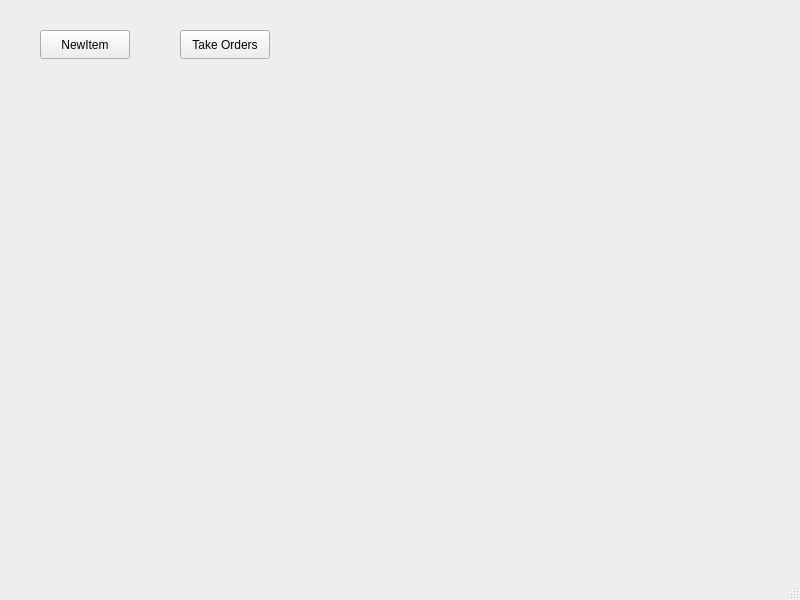
IndolikarQuantifier/Purchase, file MainWindow.ui: the form before one commit.
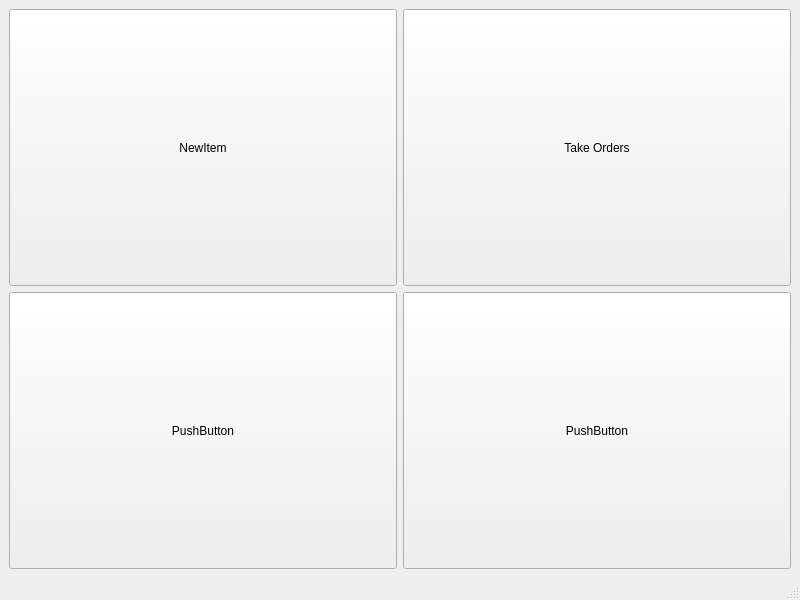
The form after the commit.

Diff of the .ui file:
```diff
--- a/MainWindow.ui
+++ b/MainWindow.ui
@@ -14,32 +14,60 @@
    <string>MainWindow</string>
   </property>
   <widget class="QWidget" name="centralwidget">
+   <layout class="QGridLayout" name="gridLayout">
+    <item row="0" column="0">
    <widget class="QPushButton" name="NewItemButton">
-    <property name="geometry">
-     <rect>
-      <x>40</x>
-      <y>30</y>
-      <width>90</width>
-      <height>29</height>
-     </rect>
+      <property name="sizePolicy">
+       <sizepolicy hsizetype="Expanding" vsizetype="Expanding">
+        <horstretch>0</horstretch>
+        <verstretch>0</verstretch>
+       </sizepolicy>
     </property>
     <property name="text">
      <string>NewItem</string>
     </property>
    </widget>
+    </item>
+    <item row="0" column="1">
    <widget class="QPushButton" name="TakeOrdersButton">
-    <property name="geometry">
-     <rect>
-      <x>180</x>
-      <y>30</y>
-      <width>90</width>
-      <height>29</height>
-     </rect>
+      <property name="sizePolicy">
+       <sizepolicy hsizetype="Expanding" vsizetype="Expanding">
+        <horstretch>0</horstretch>
+        <verstretch>0</verstretch>
+       </sizepolicy>
     </property>
     <property name="text">
      <string>Take Orders</string>
     </property>
    </widget>
+    </item>
+    <item row="1" column="0">
+     <widget class="QPushButton" name="pushButton">
+      <property name="sizePolicy">
+       <sizepolicy hsizetype="Expanding" vsizetype="Expanding">
+        <horstretch>0</horstretch>
+        <verstretch>0</verstretch>
+       </sizepolicy>
+      </property>
+      <property name="text">
+       <string>PushButton</string>
+      </property>
+     </widget>
+    </item>
+    <item row="1" column="1">
+     <widget class="QPushButton" name="pushButton_2">
+      <property name="sizePolicy">
+       <sizepolicy hsizetype="Expanding" vsizetype="Expanding">
+        <horstretch>0</horstretch>
+        <verstretch>0</verstretch>
+       </sizepolicy>
+      </property>
+      <property name="text">
+       <string>PushButton</string>
+      </property>
+     </widget>
+    </item>
+   </layout>
   </widget>
   <widget class="QMenuBar" name="menubar">
    <property name="geometry">
```
Lines whose indentation alone changed are shown as unchanged.
